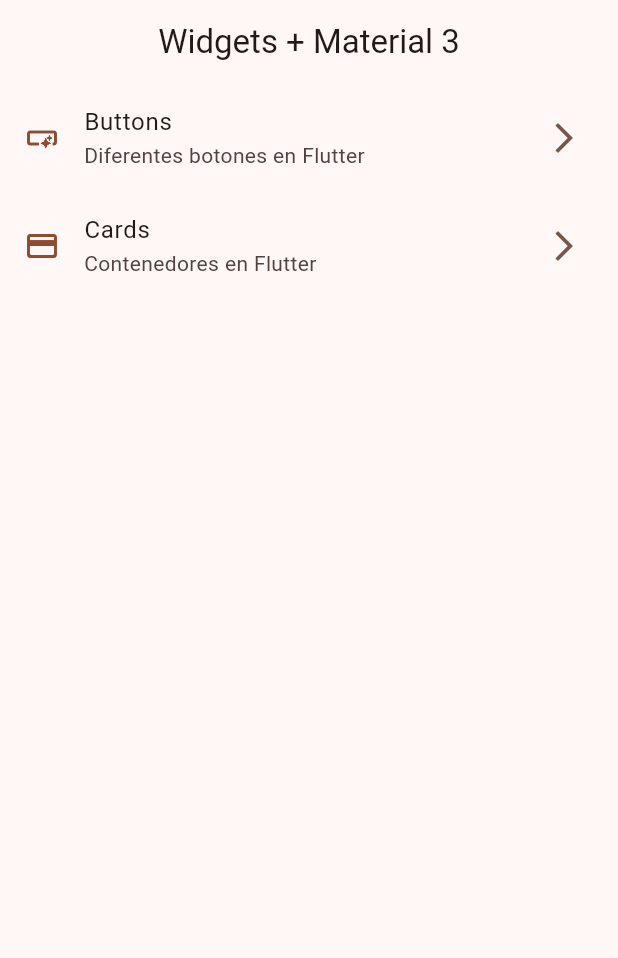
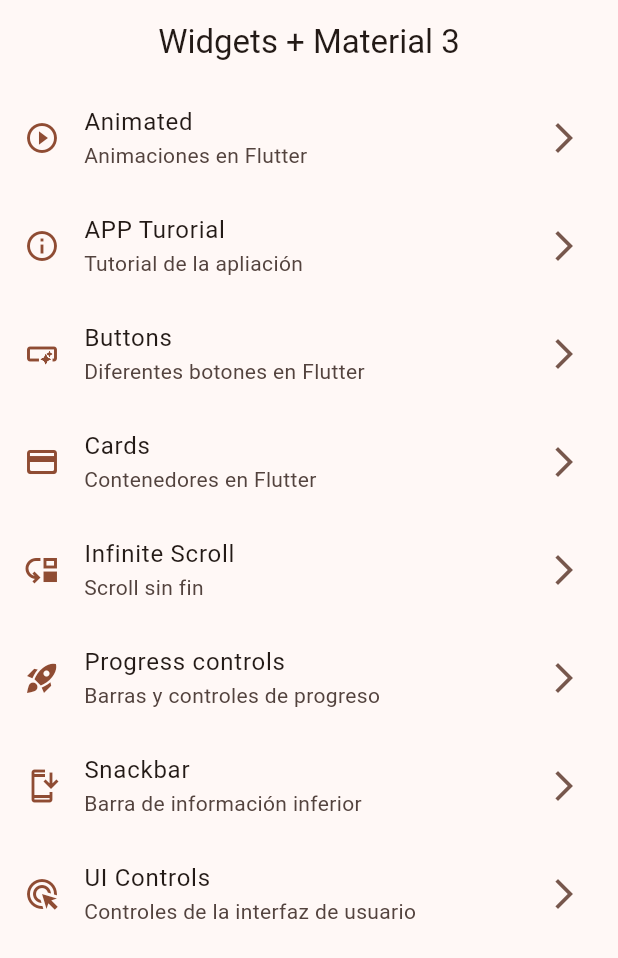
Before and after one commit to RoberSerr/flutter_app_widgets, a Flutter app: the screen it shows after launch, on a phone screen of 412 x 824 dp. Shown: the top 958 px of the screen. Run offline on Flutter 3.47's test engine with Material 2 defaults, Android fonts, the phone set to English and light mode, and no system bars; our stand-ins replace go_router.

Commit message:
Creación de Screens, Menu Items y Routes definitivas de la APP

```diff
--- a/lib/config/menu/menu_items.dart
+++ b/lib/config/menu/menu_items.dart
@@ -18,6 +18,22 @@
 
 const appMenuItems = <MenuItem> [
 
+  // Animated
+  MenuItem(
+    title: 'Animated',
+    subtitle: 'Animaciones en Flutter',
+    route: '/animated',
+    icon: Icons.play_circle_outline_outlined
+  ),
+
+  // APP Tutorial
+  MenuItem(
+    title: 'APP Turorial',
+    subtitle: 'Tutorial de la apliación',
+    route: '/tutorial',
+    icon: Icons.info_outline
+  ),
+
   // Buttons
   MenuItem(
     title: 'Buttons',
@@ -34,4 +50,36 @@
     icon: Icons.credit_card_rounded
   ),
 
+  // Infinite scroll
+  MenuItem(
+    title: 'Infinite Scroll',
+    subtitle: 'Scroll sin fin',
+    route: '/infinite-scroll',
+    icon: Icons.move_down_outlined
+  ),
+
+  // Progress
+  MenuItem(
+    title: 'Progress controls',
+    subtitle: 'Barras y controles de progreso',
+    route: '/progress',
+    icon: Icons.rocket_launch_sharp
+  ),
+
+  // Snackbar
+  MenuItem(
+    title: 'Snackbar',
+    subtitle: 'Barra de información inferior',
+    route: '/snackbar',
+    icon: Icons.install_mobile_outlined
+  ),
+
+  // UI Controls
+  MenuItem(
+    title: 'UI Controls',
+    subtitle: 'Controles de la interfaz de usuario',
+    route: '/ui-controls',
+    icon: Icons.ads_click
+  ),
+
 ];
--- a/lib/config/router/app_router.dart
+++ b/lib/config/router/app_router.dart
@@ -30,6 +30,48 @@
       builder: (context, state) => const CardsScreen(),
     ),
 
+    // Animated
+    GoRoute(
+      path: '/animated',
+      name: AnimatedScreen.name,
+      builder: (context, state) => const AnimatedScreen(),
+    ),
+
+    // APP Tutorial
+    GoRoute(
+      path: '/app-tutorial',
+      name: AppTutorialScreen.name,
+      builder: (context, state) => const AppTutorialScreen(),
+    ),
+
+    // Infinite Scroll
+    GoRoute(
+      path: '/infinite-scroll',
+      name: InfiniteScrollScreen.name,
+      builder: (context, state) => const InfiniteScrollScreen(),
+    ),
+
+    // Progress
+    GoRoute(
+      path: '/progress',
+      name: ProgressScreen.name,
+      builder: (context, state) => const ProgressScreen(),
+    ),
+
+    // Snackbar
+    GoRoute(
+      path: '/snackbar',
+      name: SnackbarScreen.name,
+      builder: (context, state) => const SnackbarScreen(),
+    ),
+
+    // Ui Controls
+    GoRoute(
+      path: '/ui-controls',
+      name: UiControlsScreen.name,
+      builder: (context, state) => const UiControlsScreen(),
+    ),
+
   ],
 
 );
--- /dev/null
+++ b/lib/presentation/screens/animated/animated_screen.dart
@@ -0,0 +1,17 @@
+import 'package:flutter/material.dart';
+
+class AnimatedScreen extends StatelessWidget {
+
+  static const String name = 'animated';
+
+  const AnimatedScreen({super.key});
+
+  @override
+  Widget build(BuildContext context) {
+    return Scaffold(
+      appBar: AppBar(
+        title: const Text('Animated Screen'),
+      ),
+    );
+  }
+}
--- /dev/null
+++ b/lib/presentation/screens/app_tutorial/app_tutorial.screen.dart
@@ -0,0 +1,17 @@
+import 'package:flutter/material.dart';
+
+class AppTutorialScreen extends StatelessWidget {
+
+  static const String name = 'app-tutorial';
+
+  const AppTutorialScreen({super.key});
+
+  @override
+  Widget build(BuildContext context) {
+    return Scaffold(
+      appBar: AppBar(
+        title: const Text('APP Tutorial'),
+      ),
+    );
+  }
+}
--- /dev/null
+++ b/lib/presentation/screens/infinite_scroll/infinite_scroll.dart
@@ -0,0 +1,17 @@
+import 'package:flutter/material.dart';
+
+class InfiniteScrollScreen extends StatelessWidget {
+
+  static const String name = 'infinite-scroll';
+
+  const InfiniteScrollScreen({super.key});
+
+  @override
+  Widget build(BuildContext context) {
+    return Scaffold(
+      appBar: AppBar(
+        title: const Text('Infinite Scroll'),
+      ),
+    );
+  }
+}
--- /dev/null
+++ b/lib/presentation/screens/progress/progress_screen.dart
@@ -0,0 +1,17 @@
+import 'package:flutter/material.dart';
+
+class ProgressScreen extends StatelessWidget {
+
+  static const String name = 'progress';
+
+  const ProgressScreen({super.key});
+
+  @override
+  Widget build(BuildContext context) {
+    return Scaffold(
+      appBar: AppBar(
+        title: const Text('Progress Controls'),
+      ),
+    );
+  }
+}
--- a/lib/presentation/screens/screens.dart
+++ b/lib/presentation/screens/screens.dart
@@ -1,6 +1,13 @@
 
 
 
+
+export 'package:flutter_app_widgets/presentation/screens/animated/animated_screen.dart';
+export 'package:flutter_app_widgets/presentation/screens/app_tutorial/app_tutorial.screen.dart';
 export 'package:flutter_app_widgets/presentation/screens/buttons/buttons_screen.dart';
 export 'package:flutter_app_widgets/presentation/screens/cards/cards_screen.dart';
 export 'package:flutter_app_widgets/presentation/screens/home/home_screen.dart';
+export 'package:flutter_app_widgets/presentation/screens/infinite_scroll/infinite_scroll.dart';
+export 'package:flutter_app_widgets/presentation/screens/progress/progress_screen.dart';
+export 'package:flutter_app_widgets/presentation/screens/snackbar/snackbar_screen.dart';
+export 'package:flutter_app_widgets/presentation/screens/ui_controls/ui_controls_screen.dart';
--- /dev/null
+++ b/lib/presentation/screens/snackbar/snackbar_screen.dart
@@ -0,0 +1,17 @@
+import 'package:flutter/material.dart';
+
+class SnackbarScreen extends StatelessWidget {
+
+  static const String name = 'snackbar';
+
+  const SnackbarScreen({super.key});
+
+  @override
+  Widget build(BuildContext context) {
+    return Scaffold(
+      appBar: AppBar(
+        title: const Text('Snackbar y Dialogs'),
+      ),
+    );
+  }
+}
--- /dev/null
+++ b/lib/presentation/screens/ui_controls/ui_controls_screen.dart
@@ -0,0 +1,17 @@
+import 'package:flutter/material.dart';
+
+class UiControlsScreen extends StatelessWidget {
+
+  static const String name = 'ui-controls';
+
+  const UiControlsScreen({super.key});
+
+  @override
+  Widget build(BuildContext context) {
+    return Scaffold(
+      appBar: AppBar(
+        title: const Text('UI Controls'),
+      ),
+    );
+  }
+}
```
